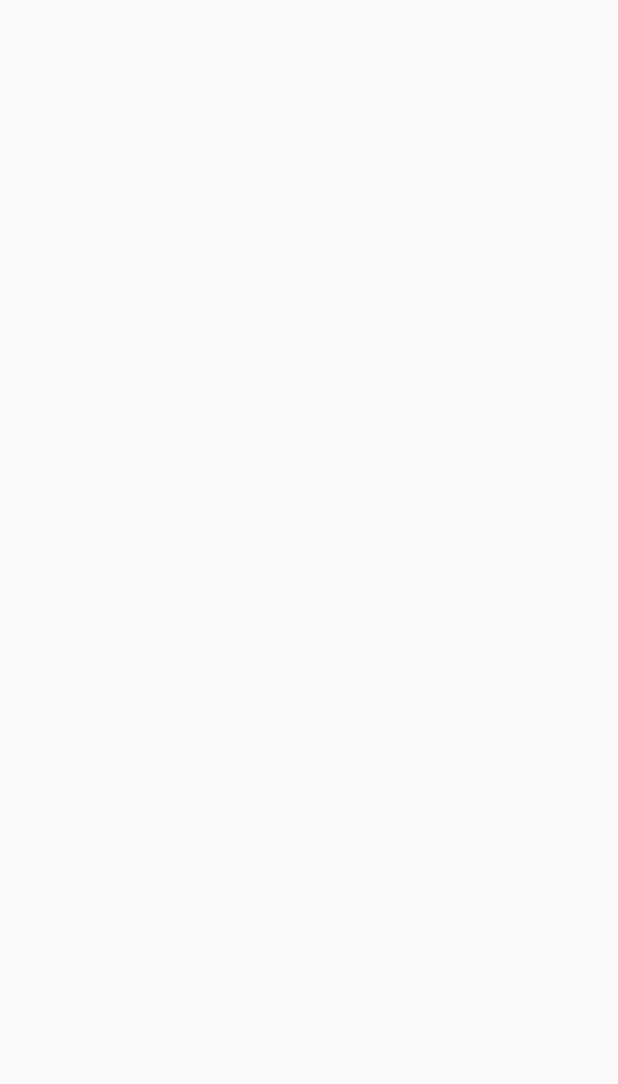
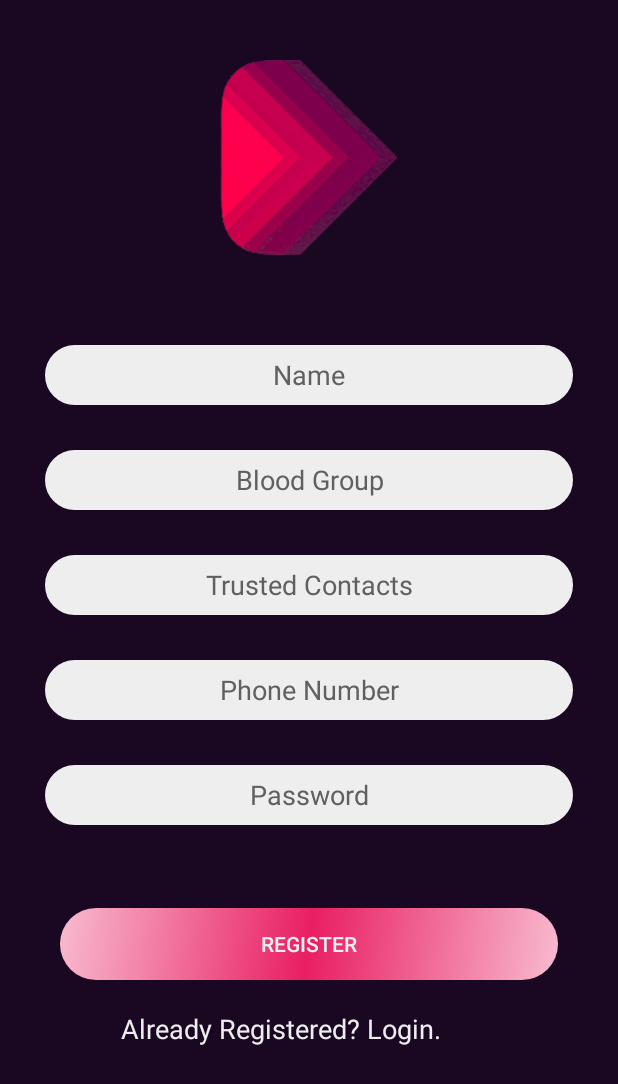
Before and after one commit to cronaldoin7/SYS, an Android app: the register screen opened directly, with no data from a screen before it, on a phone screen of 412 x 824 dp. Before the commit the part shown is empty. Shown: the top 1084 px of the screen. Run offline under Robolectric (Android 15) with nearby library versions, the phone set to English and light mode, and no system bars.

Commit message:
register

```diff
--- a/app/src/main/java/com/theminimalist/rahul/sys/register.java
+++ b/app/src/main/java/com/theminimalist/rahul/sys/register.java
@@ -1,13 +1,118 @@
 package com.theminimalist.rahul.sys;
 
+import android.app.ProgressDialog;
+import android.content.Intent;
+import android.os.AsyncTask;
+import android.os.Bundle;
 import android.support.v7.app.AppCompatActivity;
-import android.os.Bundle;
+import android.view.View;
+import android.widget.Button;
+import android.widget.EditText;
+import android.widget.LinearLayout;
+import android.widget.Toast;
 
-public class register extends AppCompatActivity {
+import java.util.HashMap;
+
+public class register extends AppCompatActivity implements View.OnClickListener{
+
+    private EditText editTextName;
+    private EditText editTextaddress;
+    private EditText editTextbloodgroup;
+    private EditText editTexttrustedcontact;
+    private EditText editTextdob;
+    private EditText editTextEmail;
+    private EditText editTextphno;
+    private EditText editTextUsername;
+    private LinearLayout tologin;
+    private EditText editTextPassword;
+
+
+    private Button buttonRegister;
+
+    private static final String REGISTER_URL = "http://rahulkrishnan221.esy.es/UserRegistration/register.php";
+
 
     @Override
     protected void onCreate(Bundle savedInstanceState) {
         super.onCreate(savedInstanceState);
         setContentView(R.layout.activity_register);
+
+
+        editTextName = (EditText) findViewById(R.id.editTextName);
+        editTextbloodgroup = (EditText) findViewById(R.id.editTextbloodgroup);
+        editTexttrustedcontact = (EditText) findViewById(R.id.editTexttrustedcontact);
+        editTextphno = (EditText) findViewById(R.id.editTextphno);
+
+        editTextPassword = (EditText) findViewById(R.id.editTextPassword);
+        tologin=(LinearLayout)findViewById(R.id.tologin);
+        tologin.setOnClickListener(this);
+
+
+        buttonRegister = (Button) findViewById(R.id.buttonRegister);
+
+        buttonRegister.setOnClickListener(this);
     }
+
+    @Override
+    public void onClick(View v) {
+        if(v == buttonRegister){
+            registerUser();
+        }
+        if(v==tologin){
+            Intent in1=new Intent(register.this,Login.class);
+            startActivity(in1);
+        }
+    }
+
+    private void registerUser() {
+        String name = editTextName.getText().toString().trim().toLowerCase();
+        String bloodgroup = editTextbloodgroup.getText().toString().trim().toLowerCase();
+        String trustedcontact = editTexttrustedcontact.getText().toString().trim().toLowerCase();
+        String phno = editTextphno.getText().toString().trim().toLowerCase();
+        String password = editTextPassword.getText().toString().trim().toLowerCase();
+
+        register(name,bloodgroup,trustedcontact,phno,password);
+    }
+
+    private void register(String name, String bloodgroup, String trustedcontact, String phno,String password) {
+        class RegisterUser extends AsyncTask<String, Void, String>{
+            ProgressDialog loading;
+            RegisterUserClass ruc = new RegisterUserClass();
+
+
+            @Override
+            protected void onPreExecute() {
+                super.onPreExecute();
+                loading = ProgressDialog.show(register.this, "Hold On We're Setting things up for you.....",null, true, true);
+            }
+
+            @Override
+            protected void onPostExecute(String s) {
+                super.onPostExecute(s);
+                loading.dismiss();
+                Toast.makeText(getApplicationContext(),s,Toast.LENGTH_LONG).show();
+                Intent in1=new Intent(register.this,Login.class);
+                startActivity(in1);
+            }
+
+            @Override
+            protected String doInBackground(String... params) {
+
+                HashMap<String, String> data = new HashMap<String,String>();
+                data.put("name",params[0]);
+                data.put("bloodgroup",params[1]);
+                data.put("trustedcontact",params[2]);
+                data.put("phno",params[3]);
+                data.put("password",params[4]);
+
+                String result = ruc.sendPostRequest(REGISTER_URL,data);
+
+                return  result;
+            }
+        }
+
+        RegisterUser ru = new RegisterUser();
+        ru.execute(name,bloodgroup,trustedcontact,phno,password);
+    }
+
 }
--- /dev/null
+++ b/app/src/main/res/drawable/edittextboxwhite.xml
@@ -0,0 +1,16 @@
+<?xml version="1.0" encoding="utf-8"?>
+<shape xmlns:android="http://schemas.android.com/apk/res/android"
+    android:shape="rectangle">
+
+    <solid android:color="#EEEEEE" />
+
+    <corners
+        android:bottomLeftRadius="40dp"
+        android:bottomRightRadius="40dp"
+        android:topLeftRadius="40dp"
+        android:topRightRadius="40dp" />
+
+    <stroke android:width="2px"
+        android:color="#EEEEEE" />
+
+</shape>
--- a/app/src/main/res/layout/activity_register.xml
+++ b/app/src/main/res/layout/activity_register.xml
@@ -1,9 +1,150 @@
 <?xml version="1.0" encoding="utf-8"?>
-<android.support.constraint.ConstraintLayout xmlns:android="http://schemas.android.com/apk/res/android"
-    xmlns:app="http://schemas.android.com/apk/res-auto"
-    xmlns:tools="http://schemas.android.com/tools"
+<ScrollView  xmlns:android="http://schemas.android.com/apk/res/android"
+    android:layout_height="match_parent"
     android:layout_width="match_parent"
-    android:layout_height="match_parent"
-    tools:context="com.theminimalist.rahul.sys.register">
+    android:background="@color/colorPrimary">
+    <RelativeLayout
+        android:layout_width="match_parent"
+        android:layout_height="match_parent"
+        >
+        <LinearLayout
+            android:id="@+id/icon"
+            android:layout_marginTop="20dp"
+            android:layout_width="match_parent"
+            android:layout_height="170dp"
+            android:layout_marginBottom="10dp"
 
-</android.support.constraint.ConstraintLayout>
+            android:gravity="center_horizontal"
+            android:orientation="vertical">
+            <ImageView
+                android:layout_width="130dp"
+                android:layout_height="130dp"
+                android:layout_marginTop="20dp"
+                android:src="@drawable/icon"/>
+        </LinearLayout>
+
+
+        <LinearLayout
+            android:layout_width="match_parent"
+            android:layout_below="@+id/icon"
+            android:id="@+id/registerpanel"
+            android:layout_height="match_parent"
+            android:layout_marginTop="30dp"
+            android:orientation="vertical">
+            <EditText
+                android:layout_width="match_parent"
+                android:layout_height="40dp"
+                android:hint="Name"
+                android:background="@drawable/edittextboxwhite"
+                android:textColorHint="@color/texthintcolor"
+                android:textColor="@color/texthintcolor"
+                android:inputType="textCapSentences"
+                android:layout_marginLeft="30dp"
+                android:gravity="center"
+                android:layout_marginRight="30dp"
+                android:id="@+id/editTextName" />
+            <EditText
+                android:layout_width="match_parent"
+                android:layout_height="40dp"
+                android:hint="Blood Group"
+                android:background="@drawable/edittextboxwhite"
+                android:textColorHint="@color/texthintcolor"
+                android:textColor="@color/texthintcolor"
+                android:inputType="textCapSentences"
+                android:layout_marginLeft="30dp"
+                android:gravity="center"
+                android:layout_marginTop="30dp"
+                android:layout_marginRight="30dp"
+                android:id="@+id/editTextbloodgroup" />
+            <EditText
+                android:layout_width="match_parent"
+                android:layout_height="40dp"
+                android:hint="Trusted Contacts"
+                android:background="@drawable/edittextboxwhite"
+                android:textColorHint="@color/texthintcolor"
+                android:textColor="@color/texthintcolor"
+                android:inputType="textCapSentences"
+                android:layout_marginLeft="30dp"
+                android:gravity="center"
+                android:layout_marginTop="30dp"
+                android:layout_marginRight="30dp"
+                android:id="@+id/editTexttrustedcontact" />
+            <EditText
+                android:layout_width="match_parent"
+                android:layout_height="40dp"
+                android:hint="Phone Number"
+                android:background="@drawable/edittextboxwhite"
+                android:textColorHint="@color/texthintcolor"
+                android:textColor="@color/texthintcolor"
+                android:inputType="phone"
+                android:layout_marginLeft="30dp"
+                android:gravity="center"
+                android:layout_marginTop="30dp"
+                android:layout_marginRight="30dp"
+                android:id="@+id/editTextphno" />
+            <EditText
+                android:layout_width="match_parent"
+                android:layout_height="40dp"
+                android:hint="Password"
+                android:background="@drawable/edittextboxwhite"
+                android:textColorHint="@color/texthintcolor"
+                android:textColor="@color/texthintcolor"
+                android:inputType="textPassword"
+                android:layout_marginLeft="30dp"
+                android:gravity="center"
+                android:layout_marginTop="30dp"
+                android:layout_marginRight="30dp"
+                android:id="@+id/editTextPassword" />
+
+
+
+        </LinearLayout>
+        <LinearLayout
+            android:layout_width="match_parent"
+            android:layout_marginRight="40dp"
+            android:id="@+id/buttonPanel"
+            android:layout_marginLeft="40dp"
+            android:layout_marginStart="40dp"
+            android:layout_marginEnd="40dp"
+            android:layout_height="wrap_content"
+            android:layout_below="@+id/registerpanel"
+            android:layout_marginTop="55dp"
+
+            android:background="@drawable/gradient">
+            <Button
+                android:layout_width="match_parent"
+                android:layout_height="wrap_content"
+                android:id="@+id/buttonRegister"
+                android:background="?attr/selectableItemBackground"
+                android:text="Register"
+                android:textColor="@color/textcolor" />
+        </LinearLayout>
+        <LinearLayout
+            android:layout_width="wrap_content"
+            android:layout_marginTop="20dp"
+            android:id="@+id/tologin"
+            android:layout_marginBottom="20dp"
+            android:layout_height="match_parent"
+            android:layout_below="@+id/buttonPanel">
+            <TextView
+                android:layout_width="match_parent"
+                android:layout_height="wrap_content"
+                android:text="Already Registered? Login."
+                android:gravity="center"
+                android:layout_marginLeft="80dp"
+                android:textSize="18dp"
+                android:textColor="@color/textcolor"/>
+        </LinearLayout>
+
+
+
+
+
+    </RelativeLayout>
+
+
+
+
+
+
+</ScrollView>
```
